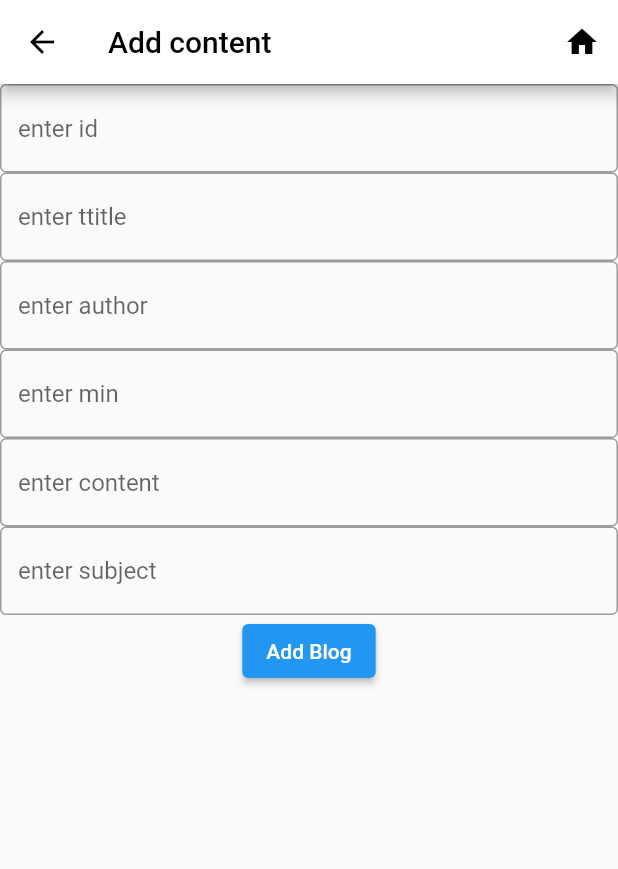
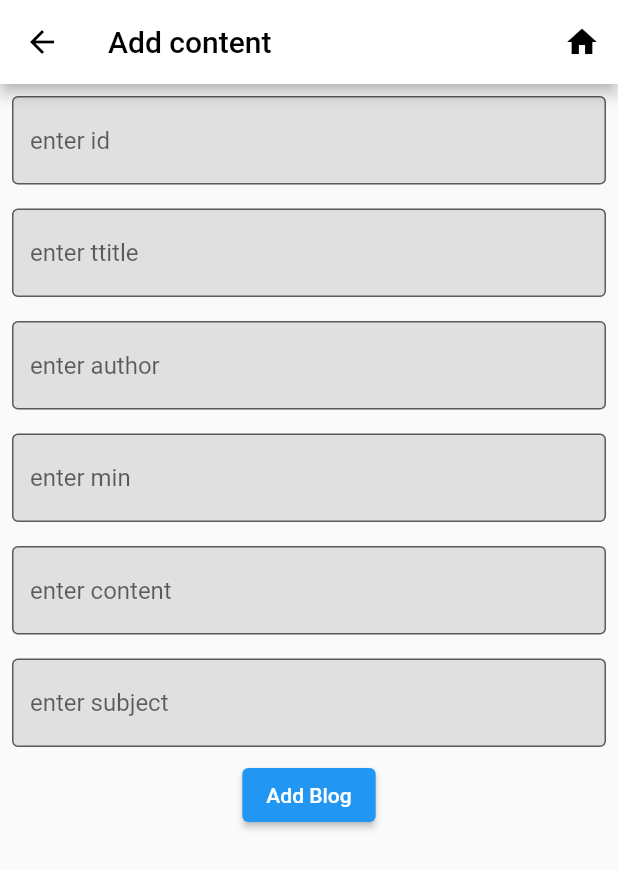
Before and after one commit to Flutter-GG/HW-2, a Flutter app: the screen it shows after launch, after a tap on the "add box" icon, on a phone screen of 412 x 824 dp. Shown: the top 869 px of the screen. Run offline on Flutter 3.47's test engine with Material 2 defaults, Android fonts, the light colour scheme and no system bars; network calls fail.

Commit message:
change textfields colors

```diff
--- a/myproject/lib/view/add_screen.dart
+++ b/myproject/lib/view/add_screen.dart
@@ -40,37 +40,74 @@ class _AddpageState extends State<Addpage> {
       body: SingleChildScrollView(
         child: Column(
           children: [
-            TextField(
+            Padding(
+              padding: const EdgeInsets.all(8.0),
+              child: TextField(
                 controller: idController,
                 decoration: InputDecoration(
-                  border: OutlineInputBorder(), hintText: "enter id"),
+                    filled: true,
+                    fillColor: Colors.grey[300],
+                    border: OutlineInputBorder(),
+                    hintText: "enter id"),
               ),
-            TextField(
+            ),
+            Padding(
+              padding: const EdgeInsets.all(8.0),
+              child: TextField(
                 controller: titlecontroller,
                 decoration: InputDecoration(
-                  border: OutlineInputBorder(), hintText: "enter ttitle"),
+                    filled: true,
+                    fillColor: Colors.grey[300],
+                    border: OutlineInputBorder(),
+                    hintText: "enter ttitle"),
               ),
-            TextField(
+            ),
+            Padding(
+              padding: const EdgeInsets.all(8.0),
+              child: TextField(
                 controller: authorcontroller,
                 decoration: InputDecoration(
-                  border: OutlineInputBorder(), hintText: "enter author"),
+                    filled: true,
+                    fillColor: Colors.grey[300],
+                    border: OutlineInputBorder(),
+                    hintText: "enter author"),
               ),
-            TextField(
+            ),
+            Padding(
+              padding: const EdgeInsets.all(8.0),
+              child: TextField(
                 controller: mincontroller,
                 decoration: InputDecoration(
-                  border: OutlineInputBorder(), hintText: "enter min"),
+                    filled: true,
+                    fillColor: Colors.grey[300],
+                    border: OutlineInputBorder(),
+                    hintText: "enter min"),
               ),
-            TextField(
+            ),
+            Padding(
+              padding: const EdgeInsets.all(8.0),
+              child: TextField(
                 controller: contentcontroller,
                 decoration: InputDecoration(
-                  border: OutlineInputBorder(), hintText: "enter content"),
+                    filled: true,
+                    fillColor: Colors.grey[300],
+                    border: OutlineInputBorder(),
+                    hintText: "enter content"),
               ),
-            TextField(
+            ),
+            Padding(
+              padding: const EdgeInsets.all(8.0),
+              child: TextField(
                 controller: subjectcontroller,
                 decoration: InputDecoration(
-                  border: OutlineInputBorder(), hintText: "enter subject"),
+                    filled: true,
+                    fillColor: Colors.grey[300],
+                    border: OutlineInputBorder(),
+                    hintText: "enter subject"),
+              ),
             ),
             ElevatedButton(
+
                 onPressed: () {
                   Blog newblog = Blog(
                     id: idController.text,
--- a/myproject/lib/view/home_screen.dart
+++ b/myproject/lib/view/home_screen.dart
@@ -35,6 +35,7 @@ class _HomeState extends State<Home> {
           mainAxisAlignment: MainAxisAlignment.end,
           children: [
             FloatingActionButton(
+                backgroundColor: Colors.green,
                 heroTag: "btnAdd",
                 child: Icon(Icons.add_box_rounded),
                 onPressed: () => Navigator.push(context,
```
Lines whose indentation alone changed are shown as unchanged.
